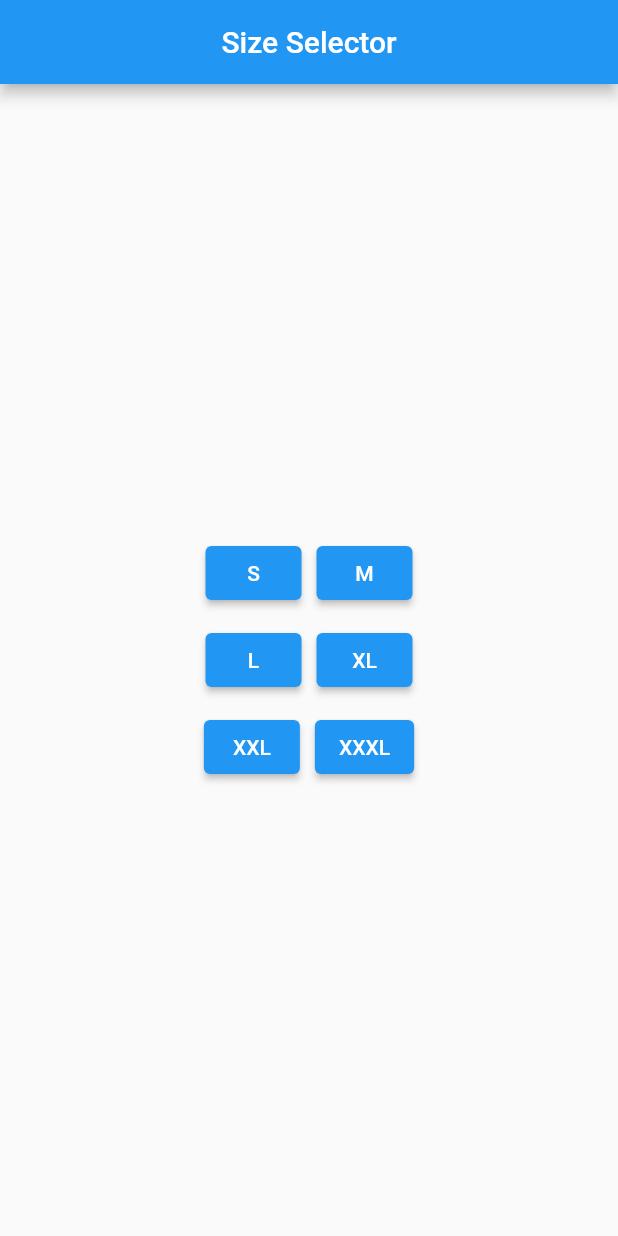
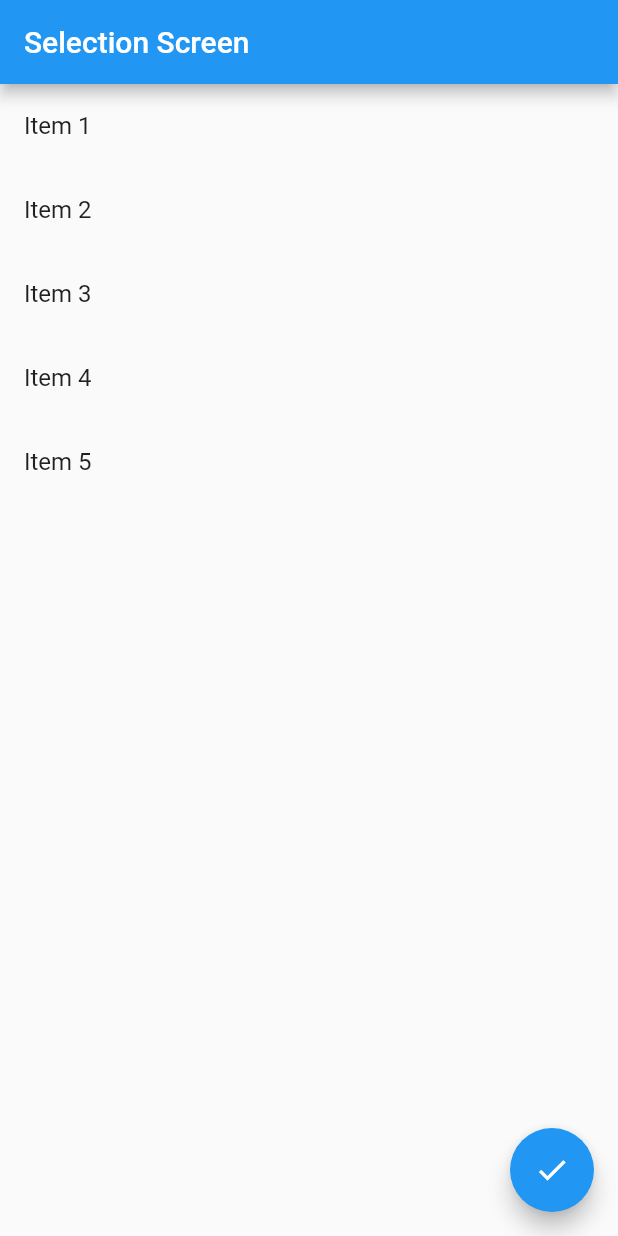
Before and after one commit to ShRudra88/flutter_live_test_ostad_course, a Flutter app: the screen it shows after launch, on a phone screen of 412 x 824 dp. Run offline on Flutter 3.47's test engine with Material 2 defaults, Android fonts, the light colour scheme and no system bars.

Commit message:
Create the following screen according to the instructions,
 At least five items in the list.

On tapping on each item, the item will change color (or mark as selected).

Multiple items can be selected.

On pressing the floating action button positioned at the bottom right, a dialog will appear, displaying the number of selected items.

```diff
--- a/lib/main.dart
+++ b/lib/main.dart
@@ -1,145 +1,67 @@
 import 'package:flutter/material.dart';
-void main() {
-  runApp(MyApp());
-}
 
-class MyApp extends StatelessWidget {
+void main() => runApp(ItemSelectionApp());
+
+class ItemSelectionApp extends StatelessWidget {
   @override
   Widget build(BuildContext context) {
     return MaterialApp(
-      home: MyHomePage(),
+      home: ItemListScreen(),
     );
   }
 }
 
-class MyHomePage extends StatefulWidget {
+class ItemListScreen extends StatefulWidget {
   @override
-  _MyHomePageState createState() => _MyHomePageState();
+  _ItemListScreenState createState() => _ItemListScreenState();
 }
 
-class _MyHomePageState extends State<MyHomePage> {
-  int selectedButtonIndex = -1;
-
-  void _showSnackBar(String label) {
-    ScaffoldMessenger.of(context).showSnackBar(
-      SnackBar(
-        content: Text('Size $label selected'),
-        duration: Duration(seconds: 2),
-      ),
-    );
-  }
+class _ItemListScreenState extends State<ItemListScreen> {
+  List<String> items = ["Item 1", "Item 2", "Item 3", "Item 4", "Item 5"];
+  List<bool> selectedItems = List.filled(5, false);
 
   @override
   Widget build(BuildContext context) {
     return Scaffold(
       appBar: AppBar(
-        centerTitle: true,
-        title: Text('Size Selector'),
+        title: Text('Selection Screen'),
       ),
-      body: Center(
-        child: Column(
-          mainAxisAlignment: MainAxisAlignment.center,
-          children: <Widget>[
-            Row(
-              mainAxisAlignment: MainAxisAlignment.center,
-              children: <Widget>[
-                ElevatedButton(
-                  onPressed: () {
+      body: ListView.builder(
+        itemCount: items.length,
+        itemBuilder: (context, index) {
+          return ListTile(
+            title: Text(items[index]),
+            onTap: () {
               setState(() {
-                      selectedButtonIndex = 0;
-                      _showSnackBar('S');
+                selectedItems[index] = !selectedItems[index];
               });
             },
-                  style: ElevatedButton.styleFrom(
-                    primary:
-                    selectedButtonIndex == 0 ? Colors.yellow : null,
+            tileColor: selectedItems[index] ? Colors.blue : null,
+          );
+        },
       ),
-                  child: Text('S'),
-                ),
-                SizedBox(width: 10),
-                ElevatedButton(
+      floatingActionButton: FloatingActionButton(
         onPressed: () {
-                    setState(() {
-                      selectedButtonIndex = 1;
-                      _showSnackBar('M');
-                    });
+          int selectedCount = selectedItems.where((selected) => selected).length;
+          showDialog(
+            context: context,
+            builder: (context) {
+              return AlertDialog(
+                title: Text('Selected Items'),
+                content: Text('Number of selected items : $selectedCount'),
+                actions: [
+                  TextButton(
+                    onPressed: () {
+                      Navigator.of(context).pop();
                     },
-                  style: ElevatedButton.styleFrom(
-                    primary:
-                    selectedButtonIndex == 1 ? Colors.yellow : null,
-                  ),
-                  child: Text('M'),
+                    child: Text('OK'),
                   ),
                 ],
-            ),
-            SizedBox(height: 10),
-            Row(
-              mainAxisAlignment: MainAxisAlignment.center,
-              children: <Widget>[
-                ElevatedButton(
-                  onPressed: () {
-                    setState(() {
-                      selectedButtonIndex = 2;
-                      _showSnackBar('L');
-                    });
+              );
             },
-                  style: ElevatedButton.styleFrom(
-                    primary:
-                    selectedButtonIndex == 2 ? Colors.yellow : null,
-                  ),
-                  child: Text('L'),
-                ),
-                SizedBox(width: 10),
-                ElevatedButton(
-                  onPressed: () {
-                    setState(() {
-                      selectedButtonIndex = 3;
-                      _showSnackBar('XL');
-                    });
+          );
         },
-                  style: ElevatedButton.styleFrom(
-                    primary:
-                    selectedButtonIndex == 3 ? Colors.yellow : null,
-                  ),
-                  child: Text('XL'),
-                ),
-              ],
-            ),
-            SizedBox(height: 10),
-            Row(
-              mainAxisAlignment: MainAxisAlignment.center,
-              children: <Widget>[
-                ElevatedButton(
-                  onPressed: () {
-                    setState(() {
-                      selectedButtonIndex = 4;
-                      _showSnackBar('XXL');
-                    });
-                  },
-                  style: ElevatedButton.styleFrom(
-                    primary:
-                    selectedButtonIndex == 4 ? Colors.yellow : null,
-                  ),
-                  child: Text('XXL'),
-                ),
-                SizedBox(width: 10),
-                ElevatedButton(
-                  onPressed: () {
-                    setState(() {
-                      selectedButtonIndex = 5;
-                      _showSnackBar('XXXL');
-                    });
-                  },
-                  style: ElevatedButton.styleFrom(
-                    primary:
-                    selectedButtonIndex == 5 ? Colors.yellow : null,
-                  ),
-                  child: Text('XXXL'),
-                ),
-              ],
-            ),
-          ],
-        ),
+        child: Icon(Icons.check),
       ),
     );
   }
```
Lines whose indentation alone changed are shown as unchanged.
